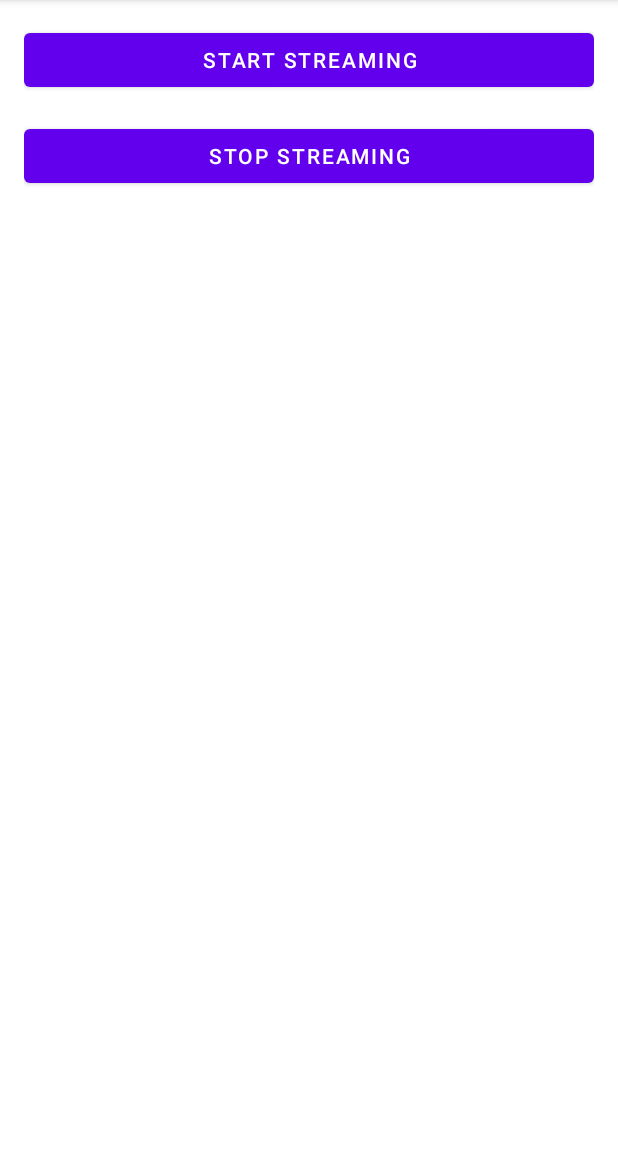
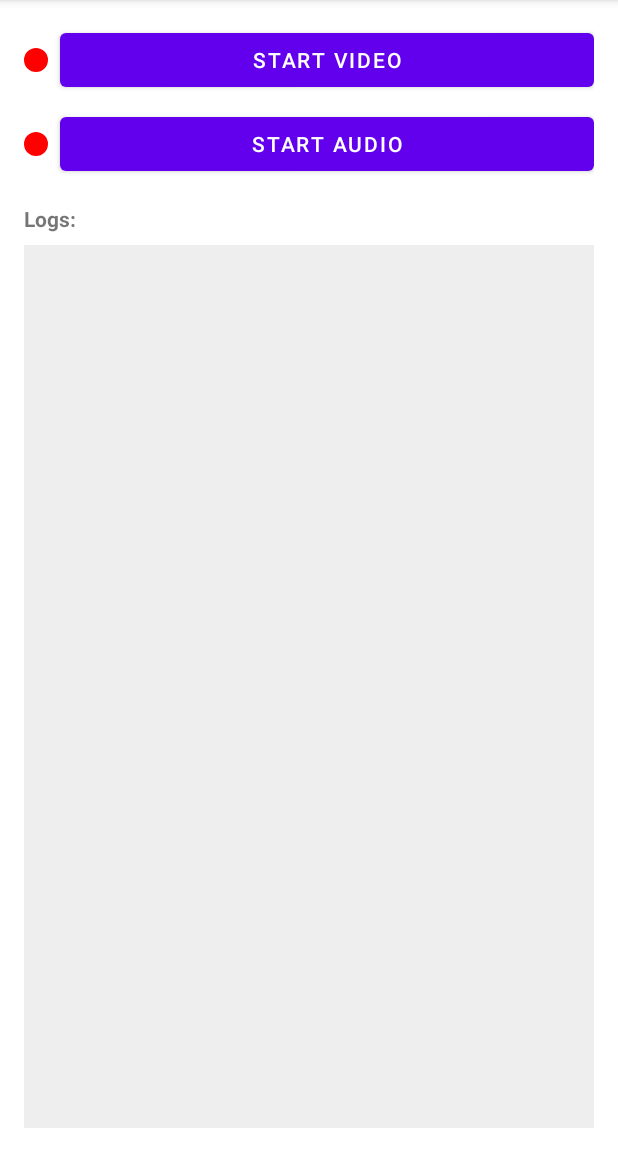
Before and after one commit to Magicgravel/media_server_app, an Android app: the screen it shows after launch (MainActivity), on a phone screen of 412 x 824 dp, the part 84-1236 px from its top. Run offline under Robolectric (Android 15) with nearby library versions, the light colour scheme and no system bars.

Commit message:
1.实现音频与图像分开推流 2.显示log

```diff
--- a/app/src/main/java/com/example/mediaserverapp/MainActivity.kt
+++ b/app/src/main/java/com/example/mediaserverapp/MainActivity.kt
@@ -1,13 +1,19 @@
 package com.example.mediaserverapp
 
 import android.Manifest
+import android.content.BroadcastReceiver
+import android.content.Context
 import android.content.Intent
+import android.content.IntentFilter
 import android.content.pm.PackageManager
 import androidx.appcompat.app.AppCompatActivity
 import android.os.Bundle
+import android.view.View
 import android.widget.Button
+import android.widget.TextView
 import androidx.core.app.ActivityCompat
 import androidx.core.content.ContextCompat
+import androidx.localbroadcastmanager.content.LocalBroadcastManager
 
 class MainActivity : AppCompatActivity() {
     private val requiredPermissions = arrayOf(
@@ -17,29 +23,86 @@ class MainActivity : AppCompatActivity() {
 
     private val PERMISSION_REQUEST_CODE = 1001
 
+    private var isVideoOn = false
+    private var isAudioOn = false
+
+    private lateinit var toggleVideoButton: Button
+    private lateinit var toggleAudioButton: Button
+    private lateinit var videoStatusDot: View
+    private lateinit var audioStatusDot: View
+
+    private lateinit var logTextView: TextView
+    private val logReceiver = object : BroadcastReceiver() {
+        override fun onReceive(context: Context, intent: Intent) {
+            val message = intent.getStringExtra("log_message")
+            if (message != null) {
+                appendLog(message)
+            }
+        }
+    }
+
     override fun onCreate(savedInstanceState: Bundle?) {
         super.onCreate(savedInstanceState)
         setContentView(R.layout.activity_main)
 
-        val startButton = findViewById<Button>(R.id.startButton)
-        val stopButton = findViewById<Button>(R.id.stopButton)
+        toggleVideoButton = findViewById(R.id.toggleVideoButton)
+        toggleAudioButton = findViewById(R.id.toggleAudioButton)
+        videoStatusDot = findViewById(R.id.videoStatusDot)
+        audioStatusDot = findViewById(R.id.audioStatusDot)
+        logTextView = findViewById(R.id.logTextView)
 
-        startButton.setOnClickListener {
-            if (checkPermissions()) {
-                startStreamingService()
+        LocalBroadcastManager.getInstance(this).registerReceiver(
+            logReceiver, IntentFilter("MediaStreamingLog")
+        )
+
+        toggleVideoButton.setOnClickListener {
+            if (isVideoOn) {
+                handleServiceAction("STOP_VIDEO")
+                isVideoOn = false
+                toggleVideoButton.text = "Start Video"
+                updateDot(videoStatusDot, false)
             } else {
-                requestPermissions()
+                handleServiceAction("START_VIDEO")
+                isVideoOn = true
+                toggleVideoButton.text = "Stop Video"
+                updateDot(videoStatusDot, true)
             }
         }
 
-        stopButton.setOnClickListener {
-            stopService(Intent(this, MediaStreamingService::class.java))
+        toggleAudioButton.setOnClickListener {
+            if (isAudioOn) {
+                handleServiceAction("STOP_AUDIO")
+                isAudioOn = false
+                toggleAudioButton.text = "Start Audio"
+                updateDot(audioStatusDot, false)
+            } else {
+                handleServiceAction("START_AUDIO")
+                isAudioOn = true
+                toggleAudioButton.text = "Stop Audio"
+                updateDot(audioStatusDot, true)
+            }
         }
     }
 
-    private fun startStreamingService() {
-        val serviceIntent = Intent(this, MediaStreamingService::class.java)
-        ContextCompat.startForegroundService(this, serviceIntent)
+    private fun updateDot(dot: View, isOn: Boolean) {
+        val drawableRes = if (isOn) R.drawable.dot_green else R.drawable.dot_red
+        dot.setBackgroundResource(drawableRes)
+    }
+
+    private fun handleServiceAction(actionStr: String) {
+        if (checkPermissions()) {
+            val serviceIntent = Intent(this, MediaStreamingService::class.java)
+            serviceIntent.action = actionStr
+            ContextCompat.startForegroundService(this, serviceIntent)
+        } else {
+            requestPermissions()
+        }
+    }
+
+    private fun appendLog(msg: String) {
+        runOnUiThread {
+            logTextView.append(msg + "\n")
+        }
     }
 
     private fun checkPermissions(): Boolean {
@@ -59,7 +122,12 @@ class MainActivity : AppCompatActivity() {
     ) {
         super.onRequestPermissionsResult(requestCode, permissions, grantResults)
         if (requestCode == PERMISSION_REQUEST_CODE && grantResults.all { it == PackageManager.PERMISSION_GRANTED }) {
-            startStreamingService()
+            // Permissions granted
         }
     }
+
+    override fun onDestroy() {
+        super.onDestroy()
+        LocalBroadcastManager.getInstance(this).unregisterReceiver(logReceiver)
+    }
 }
--- /dev/null
+++ b/app/src/main/res/drawable/dot_green.xml
@@ -0,0 +1,6 @@
+<?xml version="1.0" encoding="utf-8"?>
+<shape xmlns:android="http://schemas.android.com/apk/res/android"
+    android:shape="oval">
+    <solid android:color="#00FF00" />
+    <size android:width="16dp" android:height="16dp" />
+</shape>
--- /dev/null
+++ b/app/src/main/res/drawable/dot_red.xml
@@ -0,0 +1,6 @@
+<?xml version="1.0" encoding="utf-8"?>
+<shape xmlns:android="http://schemas.android.com/apk/res/android"
+    android:shape="oval">
+    <solid android:color="#FF0000" />
+    <size android:width="16dp" android:height="16dp" />
+</shape>
--- a/app/src/main/res/layout/activity_main.xml
+++ b/app/src/main/res/layout/activity_main.xml
@@ -5,17 +5,68 @@
     android:orientation="vertical"
     android:padding="16dp">
 
-    <Button
-        android:id="@+id/startButton"
+    <LinearLayout
         android:layout_width="match_parent"
         android:layout_height="wrap_content"
-        android:text="@string/start_service" />
+        android:gravity="center_vertical"
+        android:orientation="horizontal">
 
-    <Button
-        android:id="@+id/stopButton"
+        <View
+            android:id="@+id/videoStatusDot"
+            android:layout_width="16dp"
+            android:layout_height="16dp"
+            android:layout_marginEnd="8dp"
+            android:background="@drawable/dot_red" />
+
+        <Button
+            android:id="@+id/toggleVideoButton"
+            android:layout_width="0dp"
+            android:layout_weight="1"
+            android:layout_height="wrap_content"
+            android:text="Start Video" />
+    </LinearLayout>
+
+    <LinearLayout
         android:layout_width="match_parent"
         android:layout_height="wrap_content"
-        android:text="@string/stop_service"
-        android:layout_marginTop="16dp" />
+        android:gravity="center_vertical"
+        android:orientation="horizontal"
+        android:layout_marginTop="8dp">
+
+        <View
+            android:id="@+id/audioStatusDot"
+            android:layout_width="16dp"
+            android:layout_height="16dp"
+            android:layout_marginEnd="8dp"
+            android:background="@drawable/dot_red" />
+
+        <Button
+            android:id="@+id/toggleAudioButton"
+            android:layout_width="0dp"
+            android:layout_weight="1"
+            android:layout_height="wrap_content"
+            android:text="Start Audio" />
+    </LinearLayout>
+
+    <TextView
+        android:layout_width="match_parent"
+        android:layout_height="wrap_content"
+        android:text="Logs:"
+        android:layout_marginTop="16dp"
+        android:textStyle="bold" />
+
+    <ScrollView
+        android:layout_width="match_parent"
+        android:layout_height="match_parent"
+        android:layout_marginTop="8dp"
+        android:background="#EEEEEE">
+
+        <TextView
+            android:id="@+id/logTextView"
+            android:layout_width="match_parent"
+            android:layout_height="wrap_content"
+            android:padding="8dp"
+            android:textSize="14sp" />
+    </ScrollView>
 
 </LinearLayout>
```
Also changed, not shown: app/src/main/java/com/example/mediaserverapp/LocalWebSocketServer.kt (+10 -5 lines), app/src/main/java/com/example/mediaserverapp/MediaStreamingService.kt (+75 -21 lines).
